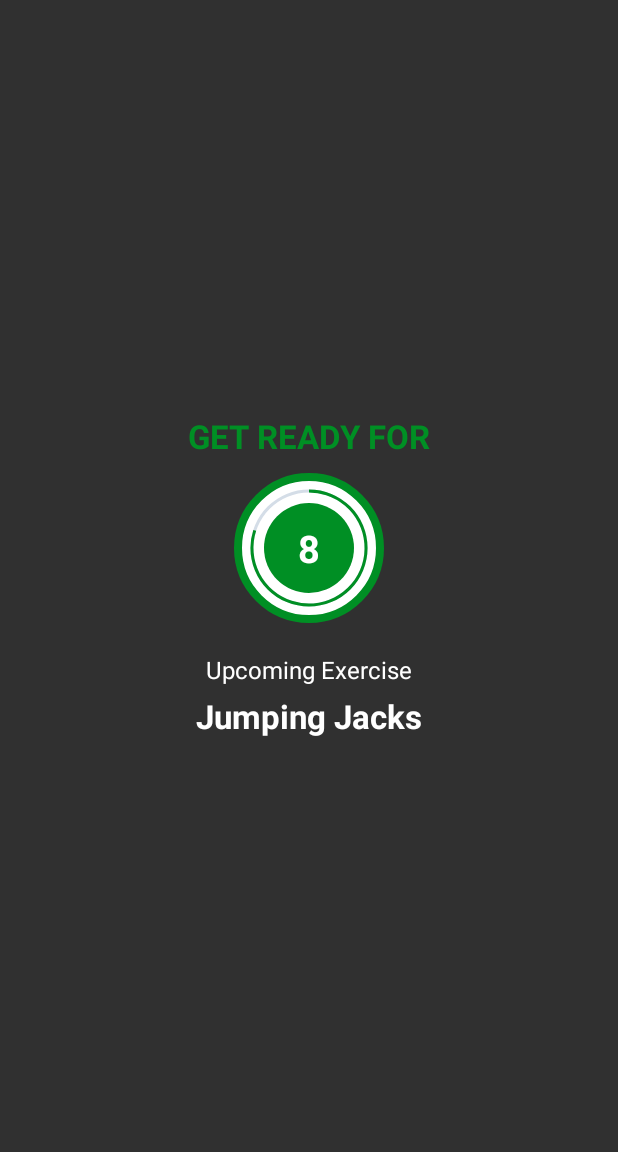
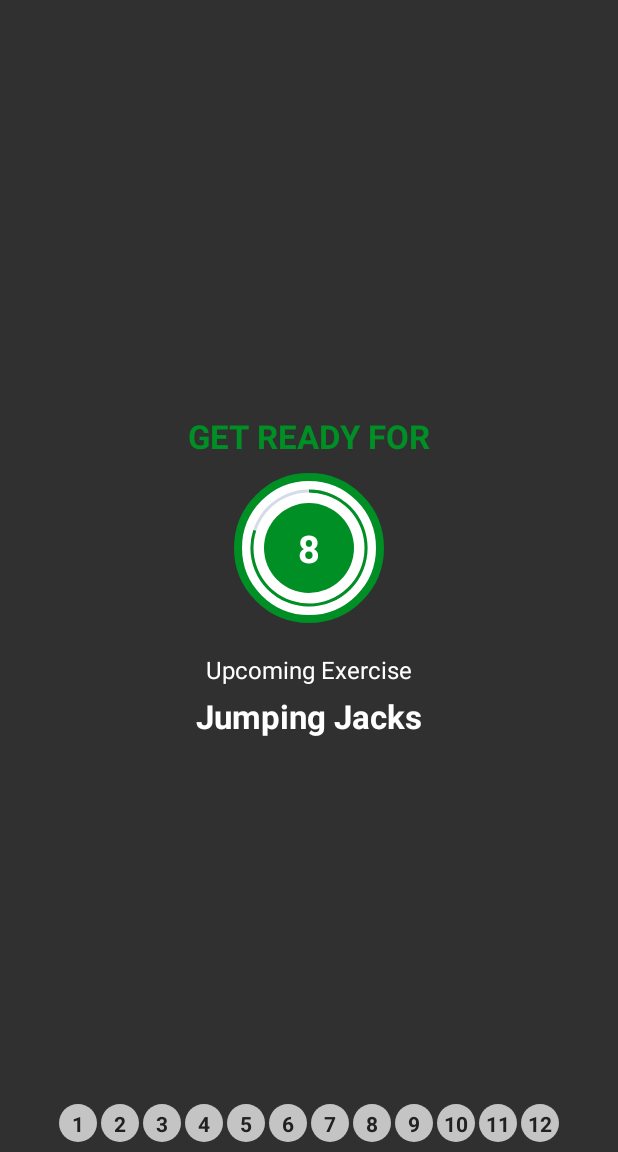
Before and after one commit to OmerrKose/7MinutesWorkout, an Android app: the ExerciseActivity screen opened directly, with no data from a screen before it, on a phone screen of 412 x 824 dp, the part 84-1236 px from its top. Run offline under Robolectric (Android 15) with nearby library versions, the light colour scheme and no system bars.

Commit message:
Added recycler view for the exercise list

```diff
--- a/app/src/main/AndroidManifest.xml
+++ b/app/src/main/AndroidManifest.xml
@@ -10,7 +10,7 @@
         android:supportsRtl="true"
         android:theme="@style/Theme.7MinutesWorkout">
         <activity
-            android:name=".MainActivity"
+            android:name="com.example.a7minutesWorkout.MainActivity"
             android:screenOrientation="portrait"
             android:theme="@style/Theme.AppCompat.Light.NoActionBar">
              <intent-filter>
@@ -20,7 +20,7 @@
             </intent-filter>
         </activity>
         <activity
-            android:name=".ExerciseActivity"
+            android:name="com.example.a7minutesWorkout.ExerciseActivity"
             android:screenOrientation="portrait"
             android:theme="@style/Theme.AppCompat.NoActionBar"/>
     </application>
--- a/app/src/main/java/com/example/a7minutesworkout/Constants.kt
+++ b/app/src/main/java/com/example/a7minutesWorkout/Constants.kt
@@ -1,4 +1,6 @@
-package com.example.a7minutesworkout
+package com.example.a7minutesWorkout
+
+import com.example.a7minutesworkout.R
 
 class Constants {
     companion object{
--- a/app/src/main/java/com/example/a7minutesworkout/ExerciseActivity.kt
+++ b/app/src/main/java/com/example/a7minutesWorkout/ExerciseActivity.kt
@@ -1,5 +1,7 @@
-package com.example.a7minutesworkout
+package com.example.a7minutesWorkout
 
+import android.media.MediaPlayer
+import android.net.Uri
 import androidx.appcompat.app.AppCompatActivity
 import android.os.Bundle
 import android.os.CountDownTimer
@@ -7,6 +9,10 @@ import android.speech.tts.TextToSpeech
 import android.util.Log
 import android.view.View
 import android.widget.*
+import androidx.recyclerview.widget.LinearLayoutManager
+import androidx.recyclerview.widget.RecyclerView
+import com.example.a7minutesworkout.R
+import java.lang.Exception
 import java.util.*
 import kotlin.collections.ArrayList
 
@@ -27,6 +33,9 @@ class ExerciseActivity : AppCompatActivity(), TextToSpeech.OnInitListener {
     private var currentExercise = -1
 
     private var txtToSpeech: TextToSpeech? = null
+    private var player: MediaPlayer? = null
+
+    private var exerciseAdapter: ExerciseStatusAdapter? = null
 
     override fun onCreate(savedInstanceState: Bundle?) {
         super.onCreate(savedInstanceState)
@@ -42,9 +51,13 @@ class ExerciseActivity : AppCompatActivity(), TextToSpeech.OnInitListener {
 
         txtToSpeech = TextToSpeech(this, this)
 
+
+
         // Set Up the Exercises
         exerciseList = Constants.defaultExerciseList()
         setUpRestView()
+
+        setUpExerciseRecyclerView()
     }
 
     override fun onDestroy() {
@@ -53,15 +66,19 @@ class ExerciseActivity : AppCompatActivity(), TextToSpeech.OnInitListener {
             restProgress = 0
         }
 
-        if(exerciseTimer != null) {
+        if (exerciseTimer != null) {
             exerciseTimer!!.cancel()
             exerciseProgress = 0
         }
 
         // Stop text to speech if it is not closed
-        if(txtToSpeech != null) {
+        if (txtToSpeech != null) {
             txtToSpeech!!.stop()
             txtToSpeech!!.shutdown()
+        }
+
+        if (player != null) {
+            player!!.stop()
         }
 
         super.onDestroy()
@@ -140,10 +157,18 @@ class ExerciseActivity : AppCompatActivity(), TextToSpeech.OnInitListener {
 
     // Function that sets up the rest view
     private fun setUpRestView() {
+        // Media Player
+        try {
+            player = MediaPlayer.create(applicationContext, R.raw.press_start)
+            player!!.isLooping = false // To play only once
+            player!!.start()
+        } catch (e: Exception) {
+            e.printStackTrace()
+        }
+
         // Move the exercise view away bring the rest view back
         findViewById<LinearLayout>(R.id.exerciseView).visibility = View.GONE
         findViewById<LinearLayout>(R.id.restViewCounter).visibility = View.VISIBLE
-
 
         if (restTimer != null) {
             restTimer!!.cancel()
@@ -172,4 +197,14 @@ class ExerciseActivity : AppCompatActivity(), TextToSpeech.OnInitListener {
     private fun speakOut(text: String) {
         txtToSpeech!!.speak(text, TextToSpeech.QUEUE_FLUSH, null, "")
     }
+
+    // Exercise recycler view to display the current exercise number to the user
+    private fun setUpExerciseRecyclerView() {
+        val exerciseStatusAdapter = findViewById<RecyclerView>(R.id.exerciseStatusRecyclerView)
+        exerciseStatusAdapter.layoutManager =
+            LinearLayoutManager(this, LinearLayoutManager.HORIZONTAL, false)
+
+        exerciseAdapter = ExerciseStatusAdapter(exerciseList!!, this)
+        exerciseStatusAdapter.adapter = exerciseAdapter
+    }
 }
--- a/app/src/main/java/com/example/a7minutesworkout/ExerciseModel.kt
+++ b/app/src/main/java/com/example/a7minutesWorkout/ExerciseModel.kt
@@ -1,4 +1,4 @@
-package com.example.a7minutesworkout
+package com.example.a7minutesWorkout
 
 class ExerciseModel(
     private var id: Int,
--- /dev/null
+++ b/app/src/main/java/com/example/a7minutesWorkout/ExerciseSatusAdapter.kt
@@ -0,0 +1,33 @@
+package com.example.a7minutesWorkout
+
+import android.content.Context
+import android.view.LayoutInflater
+import android.view.View
+import android.view.ViewGroup
+import android.widget.TextView
+import androidx.recyclerview.widget.RecyclerView
+import com.example.a7minutesworkout.R
+
+// Class for the recycler view of the exercises
+class ExerciseStatusAdapter(private val items: ArrayList<ExerciseModel>, private val context: Context) :
+    RecyclerView.Adapter<ExerciseStatusAdapter.ViewHolder>() {
+
+    class ViewHolder(view: View) : RecyclerView.ViewHolder(view) {
+        val item: TextView = view.findViewById(R.id.itemTextView)
+    }
+
+    override fun onCreateViewHolder(parent: ViewGroup, viewType: Int): ViewHolder {
+        return ViewHolder(
+            LayoutInflater.from(context).inflate(R.layout.item_exercise_status, parent, false)
+        )
+    }
+
+    override fun onBindViewHolder(holder: ViewHolder, position: Int) {
+        val model: ExerciseModel = items[position]
+        holder.item.text = model.getId().toString()
+    }
+
+    override fun getItemCount(): Int {
+        return items.size
+    }
+}
--- a/app/src/main/java/com/example/a7minutesworkout/MainActivity.kt
+++ b/app/src/main/java/com/example/a7minutesWorkout/MainActivity.kt
@@ -1,10 +1,10 @@
-package com.example.a7minutesworkout
+package com.example.a7minutesWorkout
 
 import android.content.Intent
 import androidx.appcompat.app.AppCompatActivity
 import android.os.Bundle
 import android.widget.LinearLayout
-import android.widget.Toast
+import com.example.a7minutesworkout.R
 
 class MainActivity : AppCompatActivity() {
     override fun onCreate(savedInstanceState: Bundle?) {
--- /dev/null
+++ b/app/src/main/res/drawable/item_circular_color_gray_background.xml
@@ -0,0 +1,5 @@
+<?xml version="1.0" encoding="utf-8"?>
+<shape xmlns:android="http://schemas.android.com/apk/res/android"
+    android:shape="oval">
+    <solid android:color="@color/highLighted" />
+</shape>
--- a/app/src/main/res/layout/activity_exercise.xml
+++ b/app/src/main/res/layout/activity_exercise.xml
@@ -5,7 +5,7 @@
     android:layout_width="match_parent"
     android:layout_height="match_parent"
     android:orientation="vertical"
-    tools:context=".ExerciseActivity">
+    tools:context="com.example.a7minutesWorkout.ExerciseActivity">
 
     <androidx.appcompat.widget.Toolbar
         android:id="@+id/exerciseActivityToolbar"
@@ -97,6 +97,7 @@
         android:id="@+id/exerciseView"
         android:layout_width="match_parent"
         android:layout_height="match_parent"
+        android:layout_above="@+id/exerciseStatusRecyclerView"
         android:layout_below="@+id/exerciseActivityToolbar"
         android:gravity="center"
         android:orientation="vertical"
@@ -163,4 +164,12 @@
 
     </LinearLayout>
 
+    <androidx.recyclerview.widget.RecyclerView
+        android:id="@+id/exerciseStatusRecyclerView"
+        android:layout_width="wrap_content"
+        android:layout_height="wrap_content"
+        android:layout_margin="5dp"
+        android:layout_alignParentBottom="true"
+        android:layout_centerHorizontal="true"/>
+
 </RelativeLayout>
--- a/app/src/main/res/layout/activity_main.xml
+++ b/app/src/main/res/layout/activity_main.xml
@@ -4,7 +4,7 @@
     android:layout_width="match_parent"
     android:layout_height="match_parent"
     android:padding="@dimen/main_screen_main_layout_padding"
-    tools:context=".MainActivity">
+    tools:context="com.example.a7minutesWorkout.MainActivity">
 
     <LinearLayout
         android:layout_width="match_parent"
--- /dev/null
+++ b/app/src/main/res/layout/item_exercise_status.xml
@@ -0,0 +1,15 @@
+<?xml version="1.0" encoding="utf-8"?>
+<TextView xmlns:android="http://schemas.android.com/apk/res/android"
+    xmlns:tools="http://schemas.android.com/tools"
+    android:id="@+id/itemTextView"
+    android:layout_width="25dp"
+    android:layout_height="25dp"
+    android:layout_margin="1dp"
+    android:background="@drawable/item_circular_color_gray_background"
+    android:gravity="center"
+    android:padding="3dp"
+    android:textColor="@color/blackSecondary"
+    android:textSize="14sp"
+    android:textStyle="bold"
+    tools:text="1">
+</TextView>
--- a/app/src/main/res/values/colors.xml
+++ b/app/src/main/res/values/colors.xml
@@ -7,6 +7,7 @@
     <color name="teal_700">#FF018786</color>
     <color name="black">#FF000000</color>
     <color name="white">#FFFFFFFF</color>
+    <color name="blackSecondary">#212121</color>
 
     <color name="colorPrimary">#B2212121</color>
     <color name="colorAccent">#008F24</color>
```
Also changed, not shown: 1 other file.
